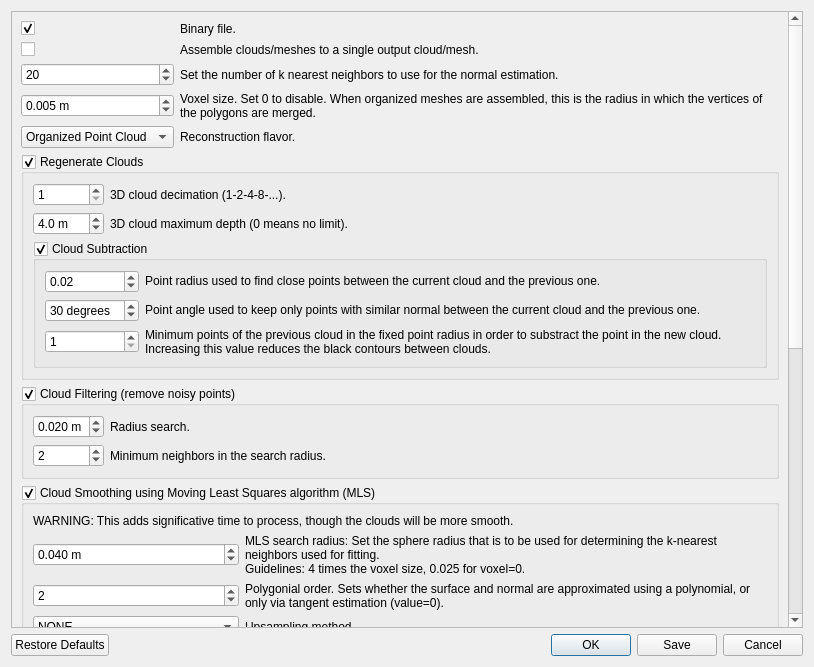
The window that guilib/src/ui/exportCloudsDialog.ui (introlab/rtabmap) describes before a commit, drawn with Qt 5.
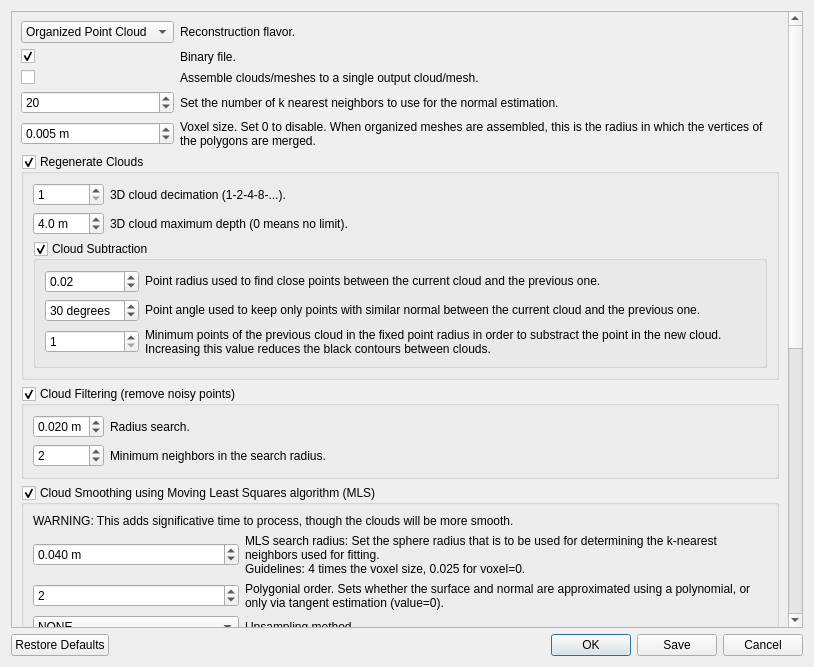
The same window after the commit.

Commit message: ExportCloudsDialog: Updated TextureMesh export. MainWindow: fixed exporting only visible clouds.

Patch:
```diff
--- a/guilib/src/ui/exportCloudsDialog.ui
+++ b/guilib/src/ui/exportCloudsDialog.ui
@@ -25,13 +25,13 @@
         <x>0</x>
         <y>0</y>
         <width>773</width>
-        <height>1422</height>
+        <height>1394</height>
        </rect>
       </property>
       <layout class="QVBoxLayout" name="verticalLayout_13">
        <item>
         <layout class="QGridLayout" name="gridLayout_8" columnstretch="0,1">
-         <item row="1" column="1">
+         <item row="2" column="1">
           <widget class="QLabel" name="label_binaryFile_2">
            <property name="text">
             <string>Assemble clouds/meshes to a single output cloud/mesh.</string>
@@ -41,24 +41,7 @@
            </property>
           </widget>
          </item>
-         <item row="4" column="1">
-          <widget class="QLabel" name="label_12">
-           <property name="text">
-            <string>Reconstruction flavor.</string>
-           </property>
-          </widget>
-         </item>
-         <item row="2" column="1">
-          <widget class="QLabel" name="label_111">
-           <property name="text">
-            <string>Set the number of k nearest neighbors to use for the normal estimation.</string>
-           </property>
-           <property name="wordWrap">
-            <bool>true</bool>
-           </property>
-          </widget>
-         </item>
-         <item row="2" column="0">
+         <item row="3" column="0">
           <widget class="QSpinBox" name="spinBox_normalKSearch">
            <property name="minimum">
             <number>0</number>
@@ -68,7 +51,7 @@
            </property>
           </widget>
          </item>
-         <item row="0" column="1">
+         <item row="1" column="1">
           <widget class="QLabel" name="label_binaryFile">
            <property name="text">
             <string>Binary file.</string>
@@ -78,7 +61,7 @@
            </property>
           </widget>
          </item>
-         <item row="0" column="0">
+         <item row="1" column="0">
           <widget class="QCheckBox" name="checkBox_binary">
            <property name="text">
             <string/>
@@ -88,29 +71,15 @@
            </property>
           </widget>
          </item>
-         <item row="4" column="0">
-          <widget class="QComboBox" name="comboBox_pipeline">
-           <item>
-            <property name="text">
-             <string>Organized Point Cloud</string>
-            </property>
-           </item>
-           <item>
-            <property name="text">
-             <string>Dense Point Cloud</string>
-            </property>
-           </item>
-          </widget>
-         </item>
-         <item row="1" column="0">
+         <item row="2" column="0">
           <widget class="QCheckBox" name="checkBox_assemble">
            <property name="text">
             <string/>
            </property>
           </widget>
          </item>
-         <item row="3" column="1">
-          <widget class="QLabel" name="label_109">
+         <item row="4" column="1">
+          <widget class="QLabel" name="label_voxel">
            <property name="text">
             <string>Voxel size. Set 0 to disable. When organized meshes are assembled, this is the radius in which the vertices of the polygons are merged.</string>
            </property>
@@ -119,7 +88,7 @@
            </property>
           </widget>
          </item>
-         <item row="3" column="0">
+         <item row="4" column="0">
           <widget class="QDoubleSpinBox" name="doubleSpinBox_voxelSize_assembled">
            <property name="suffix">
             <string> m</string>
@@ -138,6 +107,37 @@
            </property>
           </widget>
          </item>
+         <item row="3" column="1">
+          <widget class="QLabel" name="label_normal">
+           <property name="text">
+            <string>Set the number of k nearest neighbors to use for the normal estimation.</string>
+           </property>
+           <property name="wordWrap">
+            <bool>true</bool>
+           </property>
+          </widget>
+         </item>
+         <item row="0" column="1">
+          <widget class="QLabel" name="label_12">
+           <property name="text">
+            <string>Reconstruction flavor.</string>
+           </property>
+          </widget>
+         </item>
+         <item row="0" column="0">
+          <widget class="QComboBox" name="comboBox_pipeline">
+           <item>
+            <property name="text">
+             <string>Organized Point Cloud</string>
+            </property>
+           </item>
+           <item>
+            <property name="text">
+             <string>Dense Point Cloud</string>
+            </property>
+           </item>
+          </widget>
+         </item>
         </layout>
        </item>
        <item>
```
The commit also changes 7 other files.
